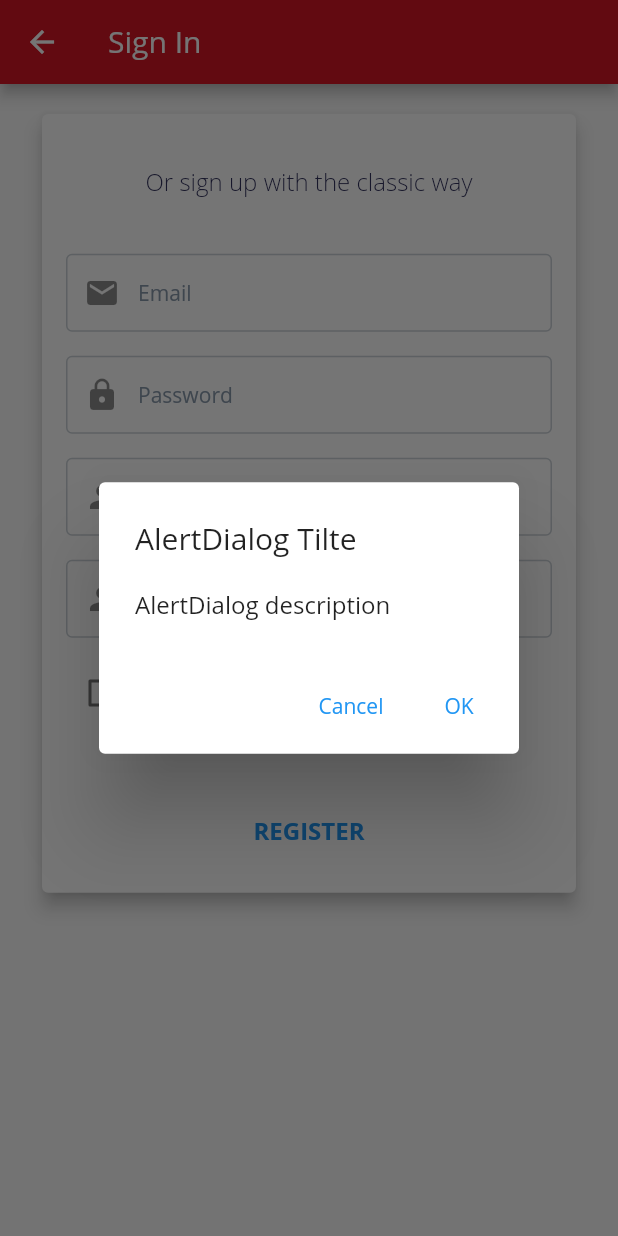
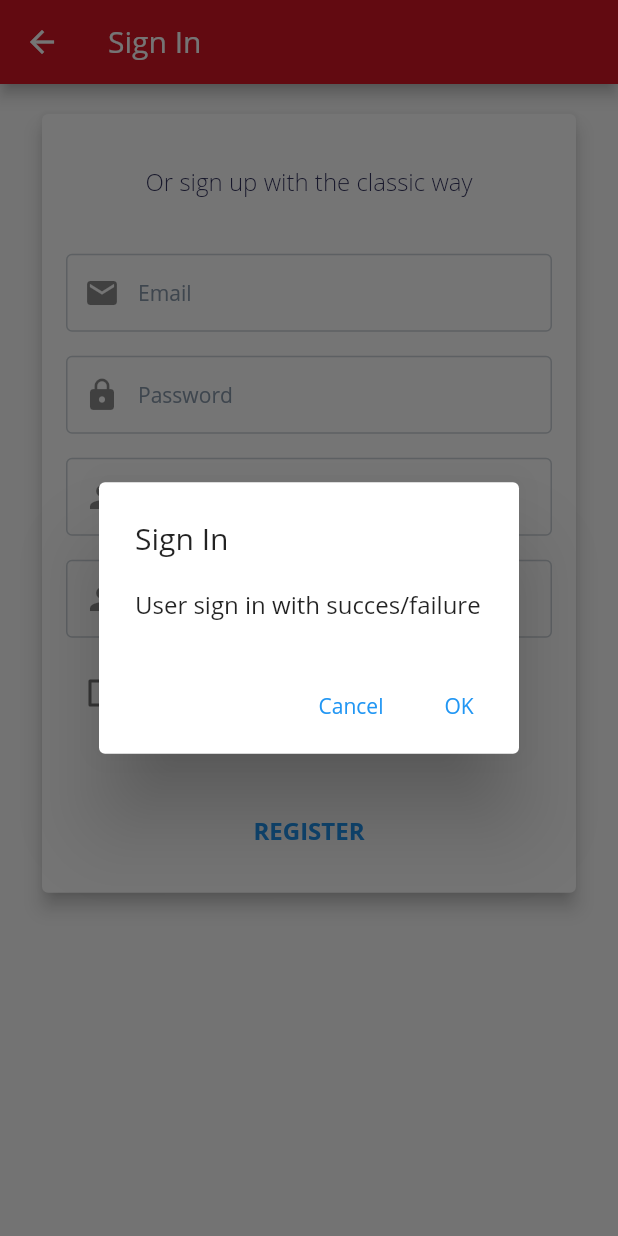
Before and after one commit to John-Hundred/Etutoring, a Flutter app: the Signin screen opened by its route, after a tap on "REGISTER", on a phone screen of 412 x 824 dp. Run offline on Flutter 3.47's test engine with Material 2 defaults, Android fonts, the phone set to English and light mode, and no system bars; our stand-ins replace carousel_slider, email_validator, flutter_secure_storage, font_awesome_flutter, scrollable_positioned_list; missing offline and left inert: move_to_background; accounts and stored records are empty.

Commit message:
fix signin page

```diff
--- a/lib/screens/signin.dart
+++ b/lib/screens/signin.dart
@@ -397,9 +397,9 @@ class _SigninState extends State<Signin> {
                                                       (BuildContext context) =>
                                                           AlertDialog(
                                                             title: const Text(
-                                                                'AlertDialog Tilte'),
+                                                                'Sign In'),
                                                             content: const Text(
-                                                                'AlertDialog description'),
+                                                                'User sign in with succes/failure'),
                                                             actions: <Widget>[
                                                               TextButton(
                                                                 onPressed: () =>
```
